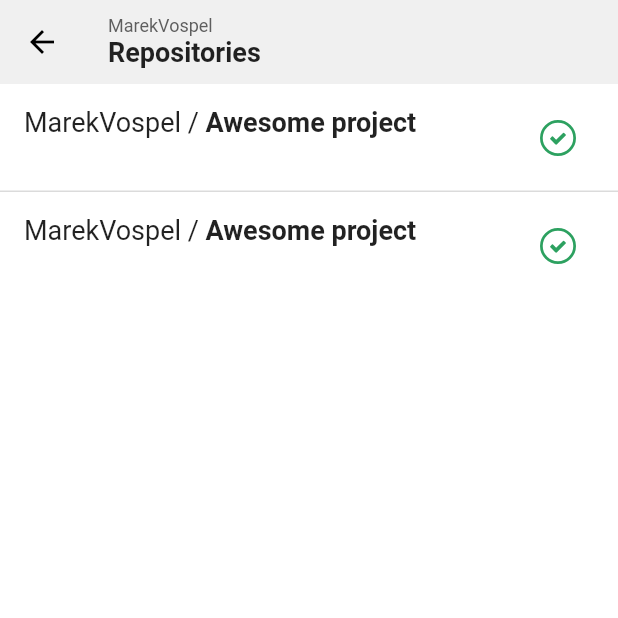
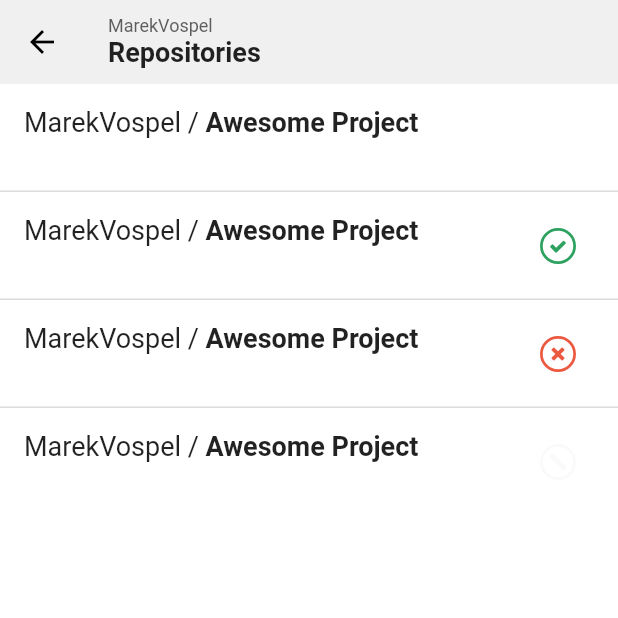
Before and after one commit to marekvospel/gitlab-mobile, a Flutter app: the RepositoriesRoute screen opened by its route, on a phone screen of 412 x 824 dp, the top half of it. Run offline on Flutter 3.47's test engine with Material 2 defaults, Android fonts, the phone set to English and light mode, and no system bars; our stand-ins replace flutter_svg, graphql_flutter.

Commit message:
feat: add cancelled & failed repository status icon

```diff
--- /dev/null
+++ b/lib/icons.dart
@@ -0,0 +1,21 @@
+import 'package:flutter_svg/flutter_svg.dart';
+import 'package:gitlab_mobile/theme.dart';
+
+SvgPicture successIcon = SvgPicture.asset(
+  'assets/icons/success_icon.svg',
+  color: GitlabColors.green,
+  height: 24,
+);
+
+// TODO: make dark in light mode or create cancelledIconDark
+SvgPicture cancelledIcon = SvgPicture.asset(
+  'assets/icons/cancelled_icon.svg',
+  color: GitlabColors.grey[900],
+  height: 24,
+);
+
+SvgPicture failedIcon = SvgPicture.asset(
+  'assets/icons/failed_icon.svg',
+  color: GitlabColors.red,
+  height: 24,
+);
--- a/lib/pages/repositories.dart
+++ b/lib/pages/repositories.dart
@@ -7,7 +7,7 @@ class RepositoriesRoute extends StatelessWidget {
 
   @override
   Widget build(BuildContext context) {
-    int repositoriesAmount = 2;
+    int repositoriesAmount = 4;
     String username = 'MarekVospel';
 
     return ChildRouteScaffold(
@@ -21,6 +21,7 @@ class RepositoriesRoute extends StatelessWidget {
           itemCount: repositoriesAmount,
           itemBuilder: (BuildContext context, int index) => ListRepository(
             username: username,
+            status: RepositoryStatus.values[index],
           ),
           separatorBuilder: (BuildContext context, int index) => const Divider(
             height: 0,
--- a/lib/theme.dart
+++ b/lib/theme.dart
@@ -78,6 +78,7 @@ class GitlabColors {
 }
 
 ThemeData theme = ThemeData(
+  brightness: Brightness.light,
   primarySwatch: GitlabColors.orange,
   scaffoldBackgroundColor: GitlabColors.white,
   appBarTheme: AppBarTheme(
@@ -98,6 +99,7 @@ ThemeData theme = ThemeData(
 );
 
 ThemeData darkTheme = ThemeData(
+  brightness: Brightness.dark,
   primarySwatch: GitlabColors.orange,
   scaffoldBackgroundColor: GitlabColors.grey[10],
   appBarTheme: AppBarTheme(
--- a/lib/widgets/repositories/list_repository.dart
+++ b/lib/widgets/repositories/list_repository.dart
@@ -1,41 +1,64 @@
 import 'package:flutter/material.dart';
 import 'package:flutter_svg/flutter_svg.dart';
-import 'package:gitlab_mobile/theme.dart';
+import 'package:gitlab_mobile/icons.dart';
 
-class ListRepository extends StatefulWidget {
-  const ListRepository({Key? key, this.username = 'MarekVospel'})
+enum RepositoryStatus {
+  none,
+  success,
+  failed,
+  cancelled,
+}
+
+class ListRepository extends StatelessWidget {
+  const ListRepository(
+      {Key? key,
+      this.username = 'MarekVospel',
+      this.name = 'Awesome Project',
+      this.status = RepositoryStatus.none})
       : super(key: key);
 
   final String username;
+  final String name;
+
+  final RepositoryStatus status;
 
   @override
-  State<ListRepository> createState() => _ListRepositoryState();
-}
+  Widget build(BuildContext context) {
+    SvgPicture? icon;
 
-class _ListRepositoryState extends State<ListRepository> {
-  @override
-  Widget build(BuildContext context) {
+    switch (status) {
+      case (RepositoryStatus.success):
+        icon = successIcon;
+        break;
+      case (RepositoryStatus.failed):
+        icon = failedIcon;
+        break;
+      case (RepositoryStatus.cancelled):
+        icon = cancelledIcon;
+        break;
+      default:
+        break;
+    }
+
     return ListTile(
       title: Row(
         children: [
-          Text('${widget.username} / '),
-          const Text(
-            'Awesome project',
-            style: TextStyle(fontWeight: FontWeight.bold),
+          Text('$username / '),
+          Text(
+            name,
+            style: const TextStyle(fontWeight: FontWeight.bold),
           ),
         ],
       ),
       subtitle: Row(
         children: const [],
       ),
-      trailing: IconButton(
-        icon: SvgPicture.asset(
-          'assets/icons/success_icon.svg',
-          color: GitlabColors.green[500],
-          height: 24,
-        ),
-        onPressed: () {},
-      ),
+      trailing: icon != null
+          ? IconButton(
+              icon: icon,
+              onPressed: () {},
+            )
+          : null,
       onTap: () {},
     );
   }
```
Also changed, not shown: assets/icons/cancelled_icon.svg (added), assets/icons/failed_icon.svg (added), assets/icons/success_icon.svg.
